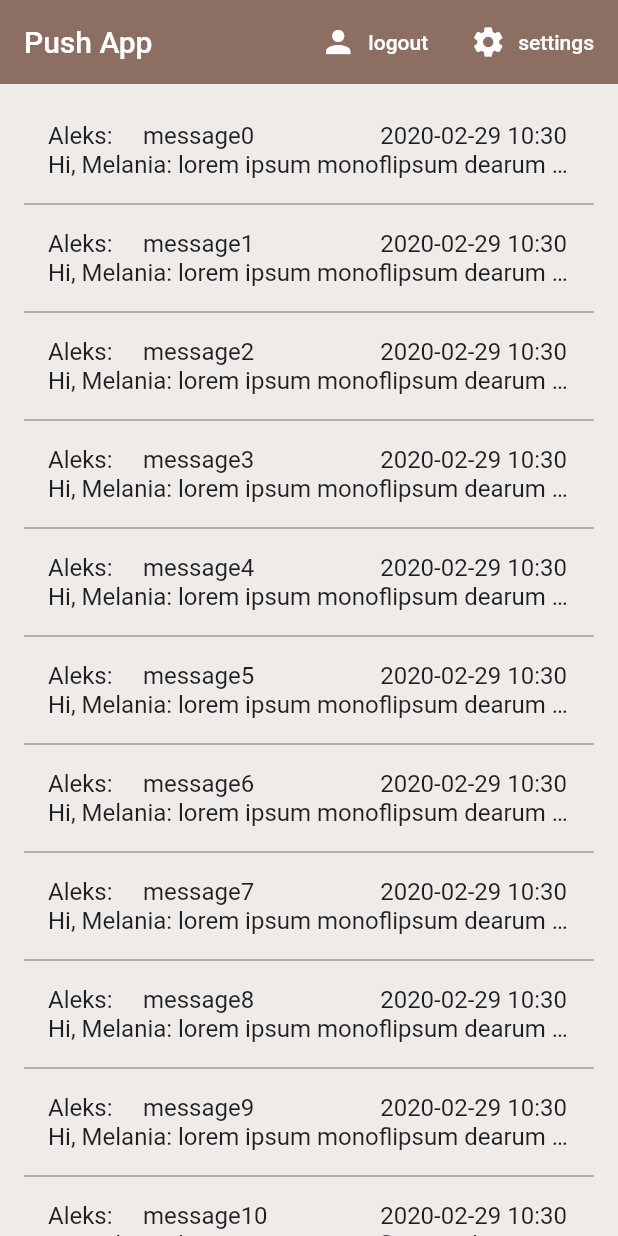
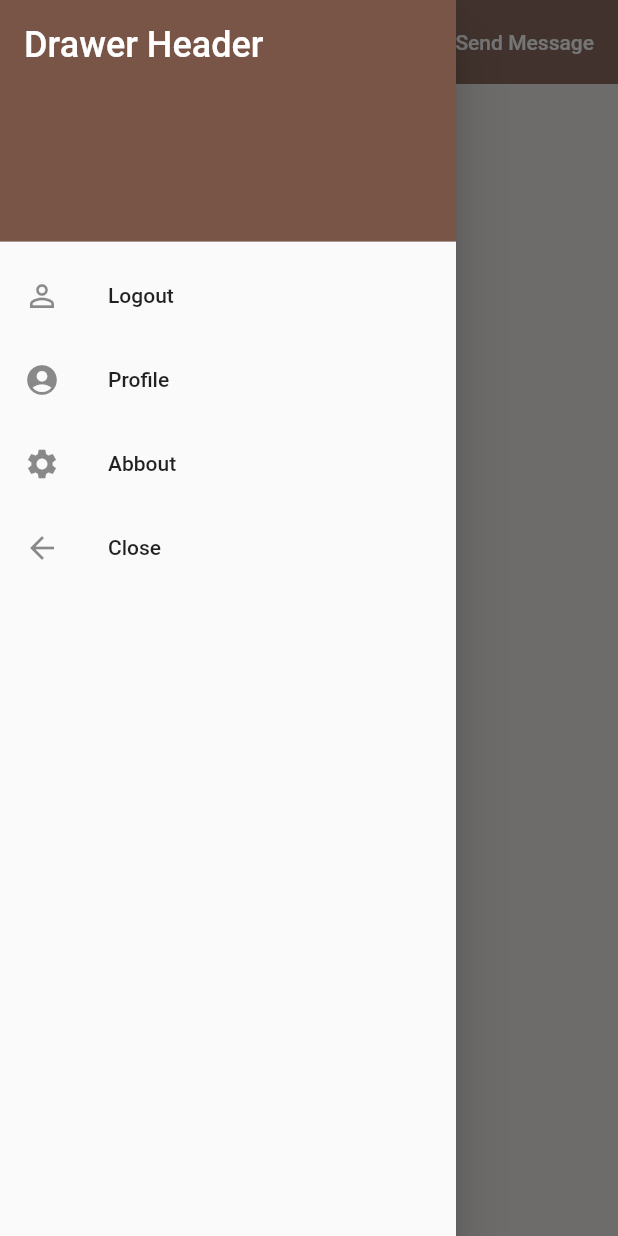
Before and after one commit to alobikov/brewapp, a Flutter app: the screen it shows once a user with an empty profile is signed in, with the side drawer open (before the commit the screen has no drawer), on a phone screen of 412 x 824 dp. Run offline on Flutter 3.47's test engine with Material 2 defaults, Android fonts, the phone set to English and light mode, and no system bars; our stand-ins replace cloud_firestore, date_format, firebase_auth, firebase_messaging, flutter_spinkit; accounts and stored records are empty.

Commit message:
complete with SendMessage, needs cleaning

```diff
--- a/lib/main.dart
+++ b/lib/main.dart
@@ -14,6 +14,8 @@ class MyApp extends StatelessWidget {
     return StreamProvider<User>.value(
       value: AuthService().user,
       child: MaterialApp(
+        title: 'Push App',
+        color: Colors.brown[600],
         home: Wrapper(),
         // home: Text('HI'),
       ),
--- a/lib/models/message.dart
+++ b/lib/models/message.dart
@@ -3,8 +3,20 @@ class Message {
   String from;
   String title;
   String body;
+  String message;
   DateTime timestamp;
 
-  Message({this.from, this.title, this.body, this.timestamp});
+  Message({this.from, this.title, this.body, this.message, this.timestamp});
 
 }
+
+  class Messages {
+  List<Message> messages;
+
+  Messages._privateConstructor();
+
+  static final Messages _instance = Messages._privateConstructor();
+
+  static Messages get instance => _instance;
+
+}
--- a/lib/screens/home/brew_list.dart
+++ b/lib/screens/home/brew_list.dart
@@ -11,41 +11,28 @@ class BrewList extends StatefulWidget {
 }
 
 class _BrewListState extends State<BrewList> {
+  Messages _msg = Messages.instance;
   // final f = new DateFormat('yyyy-MM-dd hh:mm');
   final List<String> dateformat = [yyyy, '-', mm, '-', d, ' ', HH, ':', nn];
-  List<Message> _messages = <Message>[];
-  final _biggerFont = const TextStyle(fontSize: 20);
 
   @override
   initState() {
     print('initState() activated');
-    dbgBuildMessages().forEach((message) => _messages.add(message));
+    // dbgBuildMessages().forEach((message) => _messages.add(message));
   }
 
   @override
   Widget build(BuildContext context) {
-    final brews = Provider.of<List<Brew>>(context) ?? [];
-    brews.forEach((f) =>
-        print('Firestore Snapshot: ${f.name}, ${f.sugars}, ${f.strength}'));
-
-//     ListView.builder(
-//       itemCount: brews.length,
-//       itemBuilder: (context, index) {
-//         return BrewTile(brew: brews[index]);
-//       },
-//     );
-//   }
-// Widget _buildMessageList() {
-//     return
+    // final brews = Provider.of<List<Brew>>(context) ?? [];
 
     return ListView.separated(
       separatorBuilder: (context, index) => Divider(
         color: Colors.brown[400],
       ),
         padding: const EdgeInsets.all(16.0),
-        itemCount: 20,
+        itemCount: null == _msg.messages ? 0 : _msg.messages.length,
         itemBuilder: /*1*/ (context, i) {
-          return _buildRow(_messages[i]);
+          return _buildRow(_msg.messages[i]);
         });
   }
 
@@ -56,16 +43,16 @@ class _BrewListState extends State<BrewList> {
           Row(
             children: <Widget>[
               Expanded(
-                  child: Container(child: Text(message.from + ': ')), flex: 2),
+                  child: Container(child: Text('From Aleks: ')), flex: 4),
               Expanded(
                   child: Container(
                       child:
-                          Text(message.title, overflow: TextOverflow.ellipsis)),
+                          Text(message.title ?? 'Empty', overflow: TextOverflow.ellipsis)),
                   flex: 5),
               Expanded(
                   child: Container(
-                    child: Text(
-                        formatDate(message.timestamp, dateformat).toString()),
+                    child: Text('2020-20-02'),
+                        // formatDate(message.timestamp, dateformat).toString()),
                   ),
                   flex: 4),
             ],
@@ -73,7 +60,7 @@ class _BrewListState extends State<BrewList> {
           Row(
             children: <Widget>[
               Flexible(
-                  child: Text(message.body, overflow: TextOverflow.ellipsis)),
+                  child: Text(message.message ?? 'Empty', overflow: TextOverflow.ellipsis)),
             ],
           )
         ],
--- /dev/null
+++ b/lib/screens/home/drawer.dart
@@ -0,0 +1,102 @@
+import 'package:flutter/material.dart';
+import 'package:pushapp/screens/home/setting_form.dart';
+import 'package:pushapp/services/auth.dart';
+
+class AppDrawer extends StatefulWidget {
+  const AppDrawer({
+    Key key,
+  }) : super(key: key);
+
+  @override
+  _AppDrawerState createState() => _AppDrawerState();
+}
+
+class _AppDrawerState extends State<AppDrawer> {
+  final AuthService _auth = AuthService();
+
+  @override
+  Widget build(BuildContext context) {
+    _showProfileSettings() {
+      Navigator.push(
+          context, MaterialPageRoute(builder: (context) => SettingsForm()));
+    }
+
+    return Drawer(
+      child: ListView(
+        padding: EdgeInsets.zero,
+        children: <Widget>[
+          DrawerHeader(
+            decoration: BoxDecoration(
+              color: Colors.brown,
+            ),
+            child: Text(
+              'Drawer Header',
+              style: TextStyle(
+                color: Colors.white,
+                fontSize: 24,
+              ),
+            ),
+          ),
+          ListTile(
+            leading: Icon(Icons.person_outline),
+            title: Text('Logout'),
+            onTap: () async {
+              await _auth.singOut();
+              Navigator.pop(context);
+            },
+          ),
+          ListTile(
+            leading: Icon(Icons.account_circle),
+            title: Text('Profile'),
+            onTap: () {
+              _showProfileSettings();
+            },
+          ),
+          ListTile(
+            leading: Icon(Icons.settings),
+            title: Text('Abbout'),
+            onTap: () {
+              _about();
+            },
+          ),
+          ListTile(
+            leading: Icon(Icons.arrow_back),
+            title: Text('Close'),
+            onTap: () {
+              Navigator.pop(context);
+            },
+          ),
+        ],
+      ),
+    );
+  }
+
+Future<void> _about() async {
+  return showDialog<void>(
+    context: context,
+    barrierDismissible: false, // user must tap button!
+    builder: (BuildContext context) {
+      return AlertDialog(
+        title: Text('About'),
+        content: SingleChildScrollView(
+          child: ListBody(
+            children: <Widget>[
+              Text('Android Build'),
+              Text('version: 0.0.1'),
+            ],
+          ),
+        ),
+        actions: <Widget>[
+          FlatButton(
+            child: Text('Close', style: TextStyle(color: Colors.brown[600], fontSize: 18.0 )),
+            onPressed: () {
+              Navigator.of(context).pop();
+            },
+          ),
+        ],
+      );
+    },
+  );
+}
+
+}
--- a/lib/screens/home/home.dart
+++ b/lib/screens/home/home.dart
@@ -2,24 +2,17 @@ import 'package:flutter/material.dart';
 import 'package:provider/provider.dart';
 import 'package:pushapp/models/brew.dart';
 import 'package:pushapp/screens/home/brew_list.dart';
-import 'package:pushapp/screens/home/setting_form.dart';
+import 'package:pushapp/screens/home/drawer.dart';
+import 'package:pushapp/screens/home/fcm_users_list.dart';
 import 'package:pushapp/services/auth.dart';
 import 'package:pushapp/services/database.dart';
 
 class Home extends StatelessWidget {
-  AuthService _auth = AuthService();
+  final AuthService _auth = AuthService();
 
   @override
   Widget build(BuildContext context) {
 
-    void _showSettingsPanel() {
-      showModalBottomSheet(context: context, builder: (context) {
-        return Container(
-          padding: EdgeInsets.symmetric(vertical: 20.0, horizontal: 60.0),
-          child: SettingsForm(),
-        );
-      });
-    }
     return StreamProvider<List<Brew>>.value(
       value: DatabaseService().brews,
       child: Scaffold(
@@ -30,20 +23,15 @@ class Home extends StatelessWidget {
           elevation: 0.0,
           actions: <Widget>[
             FlatButton.icon(
-              label: Text('logout', style: TextStyle(color: Colors.white)),
-              onPressed: () async {
-                await _auth.singOut();
-                print('In home.dart _auth: ${_auth.hashCode}');
+              label: Text('Send Message', style: TextStyle(color: Colors.white)),
+              onPressed: ()  {
+                Navigator.push(context, MaterialPageRoute(builder: (context) => FcmUsersList()));
               },
-              icon: Icon(Icons.person, color: Colors.white),
+              icon: Icon(Icons.message, color: Colors.white),
             ),
-            FlatButton.icon(
-              label: Text('settings', style: TextStyle(color: Colors.white)),
-              icon: Icon(Icons.settings, color: Colors.white),
-              onPressed: () => _showSettingsPanel(),
-              ),
           ],
         ),
+        drawer: AppDrawer(),
         body: Container(
           // decoration: BoxDecoration(
           //   image: DecorationImage(
@@ -56,7 +44,4 @@ class Home extends StatelessWidget {
       ),
     );
   }
-
-
-
 }
--- a/lib/screens/message_handler.dart
+++ b/lib/screens/message_handler.dart
@@ -1,6 +1,7 @@
 import 'package:firebase_messaging/firebase_messaging.dart';
 import 'package:flutter/material.dart';
 import 'package:provider/provider.dart';
+import 'package:pushapp/models/message.dart';
 import 'package:pushapp/models/user.dart';
 import 'package:pushapp/screens/home/home.dart';
 import 'package:pushapp/services/database.dart';
@@ -13,38 +14,25 @@ class MessageHandling extends StatefulWidget {
 }
 
 class _MessageHandlingState extends State<MessageHandling> {
+  Messages _msg = Messages.instance;
   final FirebaseMessaging _fcm = FirebaseMessaging();
 
   @override
   void initState() {
-    // ...
+    _msg.messages = List<Message>();
     _saveDeviceToken();
     _fcm.configure(
       onMessage: (Map<String, dynamic> message) async {
         print("onMessage: $message");
-        showDialog(
-          context: context,
-          builder: (context) => AlertDialog(
-            content: ListTile(
-              title: Text(message['notification']['title']),
-              subtitle: Text(message['notification']['body']),
-            ),
-            actions: <Widget>[
-              FlatButton(
-                child: Text('Ok'),
-                onPressed: () => Navigator.of(context).pop(),
-              ),
-            ],
-          ),
-        );
+        _setMessage(message);
       },
       onLaunch: (Map<String, dynamic> message) async {
         print("onLaunch: $message");
-        // TODO optional
+        _setMessage(message);
       },
       onResume: (Map<String, dynamic> message) async {
         print("onResume: $message");
-        // TODO optional
+        _setMessage(message);
       },
     );
   }
@@ -67,6 +55,18 @@ class _MessageHandlingState extends State<MessageHandling> {
     print('MessageHandling ${user.uid}');
   }
 
+  _setMessage(Map<String, dynamic> message) {
+    final notification = message['notification'];
+    final data = message['data'];
+    final String title = notification['title'];
+    final String body = notification['body'];
+    final String mMessage = data['message'];
+    setState(() {
+      Message m = Message(title: title, body: body, message: mMessage);
+      _msg.messages.add(m);
+    });
+  }
+
   @override
   void dispose() {
     super.dispose();
--- a/lib/services/database.dart
+++ b/lib/services/database.dart
@@ -23,6 +23,12 @@ class DatabaseService {
   Future updateUserToken({String token}) async {
     return await brewCollection.document(uid).updateData({
       'token': token
+    });
+  }
+
+  Future updateUserName({String name}) async {
+    return await brewCollection.document(uid).updateData({
+      'name': name
     });
   }
 
```
Also changed, not shown: lib/models/fcm_users.dart (added, +16 -0 lines), lib/screens/authenticate/register.dart (+9 -5 lines), lib/screens/authenticate/sign_in.dart (+9 -5 lines), lib/screens/home/bottom_sheet-fixed.dart (added, +166 -0 lines), lib/screens/home/fcm_users_list.dart (added, +145 -0 lines), lib/screens/home/setting_form.dart (+20 -34 lines).
